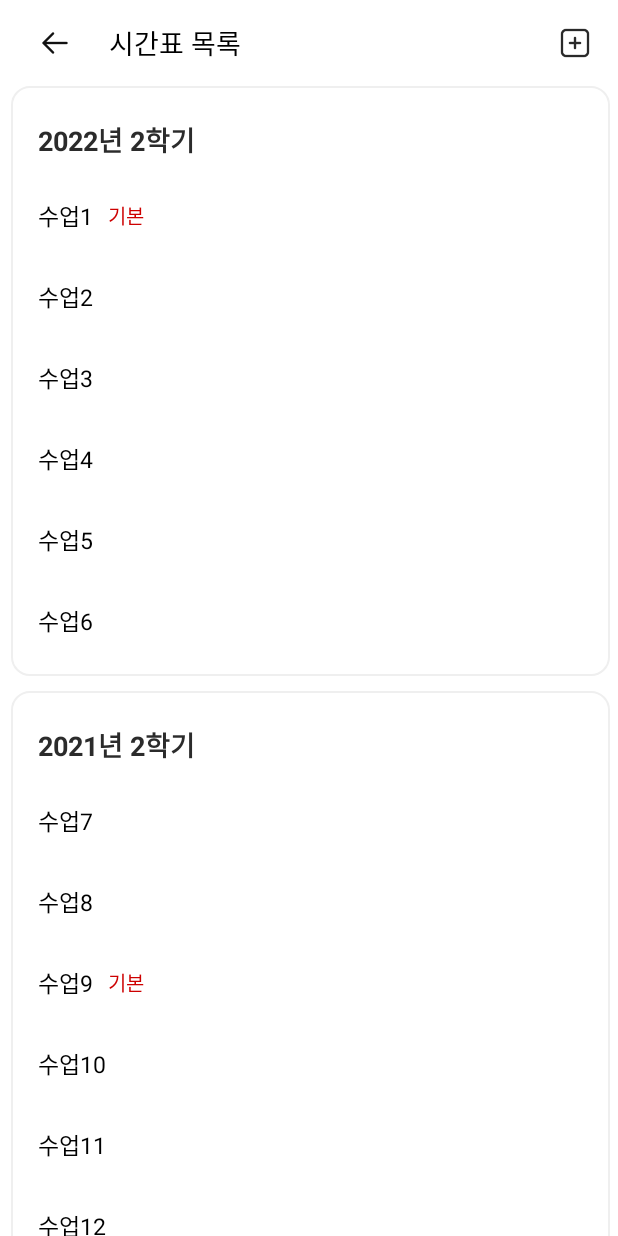
After one commit to wafflestudio19-5/team11-android, an Android app: the TableListActivity screen opened directly, with no data from a screen before it, on a phone screen of 412 x 824 dp. The commit adds this screen. Run offline under Robolectric (Android 15) with nearby library versions, the phone set to English and light mode, and no system bars; our stand-ins replace Dagger/Hilt's generated code, data binding.

Commit message:
시간표 목록 이중 RecyclerView 구현

```diff
--- a/ToyProject/app/build.gradle
+++ b/ToyProject/app/build.gradle
@@ -37,6 +37,7 @@ android {
     }
     buildFeatures {
         viewBinding = true
+        dataBinding = true
     }
 }
 
--- a/ToyProject/app/src/main/AndroidManifest.xml
+++ b/ToyProject/app/src/main/AndroidManifest.xml
@@ -43,6 +43,7 @@
         <activity android:name=".ui.board.MyArticleBoardActivity" />
         <activity android:name=".ui.main.homeFragment.BrowseActivity"/>
         <activity android:name=".ui.main.homeFragment.HomeSettingActivity"/>
+        <activity android:name=".ui.main.tableFragment.TableListActivity"/>
         <activity
             android:name=".ui.login.LoginActivity"
             android:exported="true">
--- a/ToyProject/app/src/main/java/com/example/toyproject/di/NetworkModule.kt
+++ b/ToyProject/app/src/main/java/com/example/toyproject/di/NetworkModule.kt
@@ -5,6 +5,7 @@ import android.content.SharedPreferences
 import com.example.toyproject.BuildConfig
 import com.example.toyproject.network.BoardService
 import com.example.toyproject.network.Service
+import com.example.toyproject.network.TableService
 import com.example.toyproject.network.UserService
 import com.squareup.moshi.Moshi
 import com.squareup.moshi.kotlin.reflect.KotlinJsonAdapterFactory
@@ -90,4 +91,10 @@ object NetworkModule {
     fun provideBoardService(retrofit: Retrofit): BoardService {
         return retrofit.create(BoardService::class.java)
     }
+
+    @Provides
+    @Singleton
+    fun provideTableService(retrofit: Retrofit): TableService {
+        return retrofit.create(TableService::class.java)
+    }
 }
--- /dev/null
+++ b/ToyProject/app/src/main/java/com/example/toyproject/network/TableService.kt
@@ -0,0 +1,10 @@
+package com.example.toyproject.network
+
+import com.example.toyproject.network.dto.table.ScheduleListGet
+import retrofit2.http.GET
+
+interface TableService {
+
+    @GET("/api/v1/schedule/")
+    suspend fun getScheduleList() : ScheduleListGet
+}
--- /dev/null
+++ b/ToyProject/app/src/main/java/com/example/toyproject/network/dto/table/Schedule.kt
@@ -0,0 +1,23 @@
+package com.example.toyproject.network.dto.table
+
+import android.os.Parcelable
+import kotlinx.android.parcel.Parcelize
+
+data class Schedule (
+    val id : Int,
+    val name : String,
+    val year : Int,
+    val season : Int,
+    val is_default : Boolean
+)
+data class Semester (
+    val year : Int,
+    val season : Int,
+    val schedules : List<Schedule>
+)
+
+// @GET schedule_list 할 때 응답
+data class ScheduleListGet (
+    val count : Int,
+    val result : List<Schedule>
+)
--- a/ToyProject/app/src/main/java/com/example/toyproject/ui/main/tableFragment/TableFragment.kt
+++ b/ToyProject/app/src/main/java/com/example/toyproject/ui/main/tableFragment/TableFragment.kt
@@ -1,9 +1,12 @@
 package com.example.toyproject.ui.main.tableFragment
 
+import android.content.Intent
 import android.os.Bundle
 import android.view.LayoutInflater
 import android.view.View
 import android.view.ViewGroup
+import androidx.activity.result.contract.ActivityResultContracts
+import androidx.appcompat.app.AppCompatActivity
 import androidx.fragment.app.Fragment
 import com.example.toyproject.databinding.FragmentTableBinding
 import dagger.hilt.android.AndroidEntryPoint
@@ -22,4 +25,28 @@ class TableFragment : Fragment() {
         return binding.root
     }
 
+    override fun onViewCreated(view: View, savedInstanceState: Bundle?) {
+        super.onViewCreated(view, savedInstanceState)
+
+        // "RESULT_OK" :
+        val resultListener =
+            registerForActivityResult(ActivityResultContracts.StartActivityForResult()) {
+                if(it.resultCode == AppCompatActivity.RESULT_OK) {
+
+                }
+            }
+
+        // 우상단 시간표 목룍 버튼
+        binding.tableButtonList.setOnClickListener {
+            val intent = Intent(activity, TableListActivity::class.java)
+            resultListener.launch(intent)
+        }
+        binding.tableButtonSetting.setOnClickListener {
+
+        }
+        binding.tableButtonAddClass.setOnClickListener {
+
+        }
+    }
+
 }
--- /dev/null
+++ b/ToyProject/app/src/main/java/com/example/toyproject/ui/main/tableFragment/TableListActivity.kt
@@ -0,0 +1,64 @@
+package com.example.toyproject.ui.main.tableFragment
+
+import android.os.Bundle
+import androidx.activity.viewModels
+import androidx.appcompat.app.AppCompatActivity
+import androidx.recyclerview.widget.LinearLayoutManager
+import com.example.toyproject.R
+import com.example.toyproject.databinding.ActivityTableListBinding
+import com.example.toyproject.network.dto.table.Semester
+import dagger.hilt.android.AndroidEntryPoint
+
+@AndroidEntryPoint
+class TableListActivity : AppCompatActivity() {
+
+    private lateinit var binding : ActivityTableListBinding
+    private val viewModel: TableListViewModel by viewModels()
+
+    private lateinit var tableListAdapter: TableListAdapter
+    private lateinit var tableListLayoutManager: LinearLayoutManager
+
+
+    override fun onCreate(savedInstanceState: Bundle?) {
+        super.onCreate(savedInstanceState)
+
+        // 전환 이펙트: 오른쪽에서 나오고, 배경은 까만색으로 fade out
+        overridePendingTransition(R.anim.slide_in_right, R.anim.slide_hold_fade_out)
+
+        binding = ActivityTableListBinding.inflate(layoutInflater)
+        setContentView(binding.root)
+
+
+        // 시간표 리스트 표시할 recyclerView
+        tableListAdapter = TableListAdapter(this)
+        tableListLayoutManager = LinearLayoutManager(this)
+        binding.tableListRecyclerView.apply {
+            adapter = tableListAdapter
+            layoutManager = tableListLayoutManager
+        }
+        // 시간표 리스트 서버에 요청
+        viewModel.loadScheduleList()
+        // 시간표 리스트 불러왔으면 적용
+        viewModel.semesterList.observe(this, {
+            tableListAdapter.setSemesters(it)
+        })
+
+
+        // 뒤로가기 버튼
+        binding.tableListBackButton.setOnClickListener {
+            finish()
+            // 전환 이펙트 : 오른쪽으로 퇴장, 새 창은 fade in
+            overridePendingTransition(R.anim.slide_hold_fade_in, R.anim.slide_out_left)
+        }
+    }
+
+    override fun onBackPressed() {
+        finish()
+        // 전환 이펙트 : 오른쪽으로 퇴장, 새 창은 fade in
+        overridePendingTransition(R.anim.slide_hold_fade_in, R.anim.slide_out_left)
+    }
+
+
+
+
+}
--- /dev/null
+++ b/ToyProject/app/src/main/java/com/example/toyproject/ui/main/tableFragment/TableListAdapter.kt
@@ -0,0 +1,64 @@
+package com.example.toyproject.ui.main.tableFragment
+
+import android.content.Context
+import android.view.LayoutInflater
+import android.view.View
+import android.view.ViewGroup
+import android.widget.TextView
+import androidx.recyclerview.widget.RecyclerView
+import com.example.toyproject.databinding.FragmentTableSemesterCellBinding
+import com.example.toyproject.network.dto.table.Semester
+import androidx.recyclerview.widget.DiffUtil
+import androidx.recyclerview.widget.LinearLayoutManager
+import com.example.toyproject.R
+import com.example.toyproject.network.dto.table.Schedule
+import java.lang.StringBuilder
+
+
+class TableListAdapter(private val context: Context) :
+    RecyclerView.Adapter<TableListAdapter.Holder>() {
+
+    private val match = arrayOf("1학기", "2학기", "여름학기", "겨울학기")
+
+    private var list: MutableList<Semester> = mutableListOf()
+
+    override fun onCreateViewHolder(parent: ViewGroup, viewType: Int): TableListAdapter.Holder {
+        val view = LayoutInflater.from(context).inflate(R.layout.fragment_table_semester_cell, parent, false)
+        return Holder(view)
+    }
+
+    override fun onBindViewHolder(holder: TableListAdapter.Holder, position: Int) {
+        holder.bind(list[position])
+    }
+
+    override fun getItemCount(): Int {
+        return list.size
+    }
+
+    fun setSemesters(list : MutableList<Semester>) {
+        this.list = list
+    }
+
+    inner class Holder(itemView: View?) : RecyclerView.ViewHolder(itemView!!) {
+        private val title = itemView?.findViewById<TextView>(R.id.table_list_semester_title)
+
+        fun bind(semester: Semester) {
+            val stringBuilder = StringBuilder()
+            stringBuilder.append(semester.year.toString())
+            stringBuilder.append("년 ")
+            stringBuilder.append(match[semester.season])
+            title?.text = stringBuilder.toString()
+
+            val recyclerView = itemView.findViewById<RecyclerView>(R.id.table_list_semester_recycler_view)
+            val layoutManager = LinearLayoutManager(context)
+
+            val mAdapter = TableListCellAdapter(context, semester.schedules.toMutableList())
+            recyclerView.adapter = mAdapter
+            recyclerView.layoutManager = layoutManager
+            // recyclerView.setHasFixedSize(true)
+        }
+    }
+
+
+
+}
--- /dev/null
+++ b/ToyProject/app/src/main/java/com/example/toyproject/ui/main/tableFragment/TableListCellAdapter.kt
@@ -0,0 +1,44 @@
+package com.example.toyproject.ui.main.tableFragment
+
+import android.content.Context
+import android.view.LayoutInflater
+import android.view.View
+import android.view.View.GONE
+import android.view.View.VISIBLE
+import android.view.ViewGroup
+import android.widget.TextView
+import androidx.recyclerview.widget.DiffUtil
+import androidx.recyclerview.widget.ListAdapter
+import androidx.recyclerview.widget.RecyclerView
+import com.example.toyproject.R
+import com.example.toyproject.databinding.ItemTableListBinding
+import com.example.toyproject.network.dto.table.Schedule
+
+class TableListCellAdapter(private val context: Context, private val List: MutableList<Schedule>) :
+    RecyclerView.Adapter<TableListCellAdapter.Holder>() {
+
+    override fun onCreateViewHolder(parent: ViewGroup, viewType: Int): Holder {
+        val view = LayoutInflater.from(context).inflate(R.layout.item_table_list, parent, false)
+        return Holder(view)
+    }
+
+    override fun onBindViewHolder(holder: Holder, position: Int) {
+        holder.bind(List[position])
+    }
+
+    override fun getItemCount(): Int {
+        return List.size
+    }
+
+    inner class Holder(itemView: View?) : RecyclerView.ViewHolder(itemView!!) {
+        private val title = itemView?.findViewById<TextView>(R.id.item_table_list_title)
+        private val base = itemView?.findViewById<TextView>(R.id.item_table_list_base)
+
+        fun bind(schedule: Schedule) {
+            title?.text = schedule.name
+            if(schedule.is_default)  base?.visibility = VISIBLE
+            else base?.visibility = GONE
+        }
+    }
+
+}
--- /dev/null
+++ b/ToyProject/app/src/main/java/com/example/toyproject/ui/main/tableFragment/TableListViewModel.kt
@@ -0,0 +1,85 @@
+package com.example.toyproject.ui.main.tableFragment
+
+import androidx.lifecycle.LiveData
+import androidx.lifecycle.MutableLiveData
+import androidx.lifecycle.ViewModel
+import androidx.lifecycle.viewModelScope
+import com.example.toyproject.network.TableService
+import com.example.toyproject.network.dto.table.Schedule
+import com.example.toyproject.network.dto.table.Semester
+import dagger.hilt.android.lifecycle.HiltViewModel
+import kotlinx.coroutines.launch
+import retrofit2.Retrofit
+import javax.inject.Inject
+
+@HiltViewModel
+class TableListViewModel @Inject constructor(
+    private val service : TableService,
+    private val retrofit: Retrofit
+) : ViewModel() {
+
+    private val _semesterList = MutableLiveData<MutableList<Semester>>()
+    val semesterList : LiveData<MutableList<Semester>> = _semesterList
+
+
+    fun loadScheduleList() {
+        // 로딩 하면 일단 리스트 비워주기
+        // val semesterListTemp = mutableListOf<Semester>()
+
+        val s1 = listOf(Schedule(10, "수업1", 2022, 1, true),
+            Schedule(11, "수업2", 2022, 1, false),
+            Schedule(12, "수업3", 2022, 1, false),
+            Schedule(7, "수업4", 2022, 1, false),
+            Schedule(1, "수업5", 2022, 1, false),
+            Schedule(10, "수업6", 2022, 1, false))
+        val s2 = listOf(Schedule(14, "수업7", 2021, 1, false),
+            Schedule(15, "수업8", 2021, 1, false),
+            Schedule(10, "수업9", 2022, 1, true),
+            Schedule(11, "수업10", 2022, 1, false),
+            Schedule(12, "수업11", 2022, 1, false),
+            Schedule(7, "수업12", 2022, 1, false))
+        val s3 = listOf(Schedule(17, "수업13", 2021, 2, true),
+            Schedule(18, "수업14", 2021, 2, false),
+            Schedule(19, "수업5", 2021, 2, false),
+            Schedule(10, "수업16", 2022, 1, false),
+            Schedule(11, "수업17", 2022, 1, false),
+            Schedule(12, "수업18", 2022, 1, false),
+            Schedule(7, "수업19", 2022, 1, false),
+            Schedule(1, "수업20", 2022, 1, false),
+            Schedule(10, "수업21", 2022, 1, false),
+        )
+
+        val ss = listOf(Semester(2022, 1, s1), Semester(2021, 1, s2), Semester(2021, 2, s3))
+        val semesterListTemp = ss.toMutableList()
+
+        viewModelScope.launch {
+            /*
+            val hashmap : HashMap<String, MutableList<Schedule>> = hashMapOf()
+
+            val list : List<Schedule> = service.getScheduleList().result
+            val iterator = list.iterator()
+            while(iterator.hasNext()) {
+
+                val schedule = iterator.next()
+                // 학기 종류 추출
+                val semesterString = schedule.year.toString()+schedule.season.toString()
+
+                if(hashmap.containsKey(semesterString)) {
+                    hashmap[semesterString]!!.add(schedule)
+                }
+                else {
+                    hashmap[semesterString] = mutableListOf(schedule)
+                }
+            }
+            for(key in hashmap.keys) {
+                val year = hashmap[key]!![0].year
+                val season = hashmap[key]!![0].season
+                val semester = Semester(year, season, hashmap[key]!!)
+                semesterListTemp.add(semester)
+            }
+
+             */
+            _semesterList.value = semesterListTemp
+        }
+    }
+}
--- /dev/null
+++ b/ToyProject/app/src/main/res/layout/activity_table_list.xml
@@ -0,0 +1,93 @@
+<?xml version="1.0" encoding="utf-8"?>
+<androidx.constraintlayout.widget.ConstraintLayout xmlns:android="http://schemas.android.com/apk/res/android"
+    xmlns:app="http://schemas.android.com/apk/res-auto"
+    xmlns:tools="http://schemas.android.com/tools"
+    android:layout_width="match_parent"
+    android:layout_height="match_parent">
+
+    <LinearLayout
+        android:id="@+id/table_list_top_layout"
+        android:layout_width="0dp"
+        android:layout_height="wrap_content"
+        android:gravity="center_vertical"
+        android:orientation="horizontal"
+        android:padding="8dp"
+        app:layout_constraintEnd_toEndOf="parent"
+        app:layout_constraintStart_toStartOf="parent"
+        app:layout_constraintTop_toTopOf="parent">
+
+        <LinearLayout
+            android:layout_width="wrap_content"
+            android:layout_height="wrap_content"
+            android:layout_marginStart="8dp"
+            android:layout_marginEnd="15dp"
+            android:orientation="horizontal"
+            android:padding="8dp">
+
+            <ImageButton
+                android:id="@+id/table_list_back_button"
+                android:layout_width="25dp"
+                android:layout_height="25dp"
+                android:layout_gravity="center"
+                android:background="?attr/selectableItemBackgroundBorderless"
+                android:clickable="true"
+                android:focusable="true"
+                android:scaleType="centerInside"
+                android:src="@drawable/icn_m_back_background" />
+
+        </LinearLayout>
+
+        <TextView
+            android:layout_width="wrap_content"
+            android:layout_height="wrap_content"
+            android:layout_weight="1"
+            android:text="시간표 목록"
+            android:textColor="#000000"
+            android:textSize="18sp" />
+
+        <LinearLayout
+            android:layout_width="wrap_content"
+            android:layout_height="wrap_content"
+            android:orientation="horizontal"
+            android:padding="8dp">
+
+            <ImageView
+                android:id="@+id/table_list_add_table"
+                android:layout_width="25dp"
+                android:layout_height="25dp"
+                android:background="?attr/selectableItemBackgroundBorderless"
+                app:srcCompat="@drawable/icn_m_add_black" />
+
+        </LinearLayout>
+
+    </LinearLayout>
+
+    <androidx.core.widget.NestedScrollView
+        android:id="@+id/table_list_scroll"
+        android:layout_width="match_parent"
+        android:layout_height="0dp"
+        android:paddingStart="7dp"
+        android:paddingEnd="5dp"
+        app:layout_constraintBottom_toBottomOf="parent"
+        app:layout_constraintEnd_toEndOf="parent"
+        app:layout_constraintStart_toStartOf="parent"
+        app:layout_constraintTop_toBottomOf="@id/table_list_top_layout"
+        android:overScrollMode="never">
+
+        <LinearLayout
+            android:layout_width="match_parent"
+            android:layout_height="wrap_content"
+            android:orientation="vertical">
+
+            <androidx.recyclerview.widget.RecyclerView
+                android:id="@+id/table_list_recycler_view"
+                android:layout_width="match_parent"
+                android:layout_height="match_parent"
+                tools:listitem="@layout/fragment_table_semester_cell"
+                android:overScrollMode="never"
+                android:nestedScrollingEnabled="false"/>
+        </LinearLayout>
+
+    </androidx.core.widget.NestedScrollView>
+
+</androidx.constraintlayout.widget.ConstraintLayout>
--- a/ToyProject/app/src/main/res/layout/fragment_table.xml
+++ b/ToyProject/app/src/main/res/layout/fragment_table.xml
@@ -34,7 +34,7 @@
             android:layout_marginStart="20dp"
             android:layout_marginTop="3dp"
             android:layout_marginBottom="11dp"
-            android:text="시간표 1"
+            android:text="시간표"
             android:textColor="#000000"
             android:textSize="22sp"
             android:textStyle="bold"
@@ -43,12 +43,16 @@
             app:layout_constraintTop_toBottomOf="@+id/fragment_table_semester" />
 
         <ImageButton
-            android:id="@+id/table_button_add"
+            android:id="@+id/table_button_add_class"
             style="?android:attr/borderlessButtonStyle"
-            android:layout_width="48dp"
-            android:layout_height="48dp"
-            android:layout_marginBottom="6dp"
+            android:layout_width="24dp"
+            android:layout_height="24dp"
+            android:layout_marginEnd="24dp"
+            android:layout_marginBottom="15dp"
+            android:background="@android:color/transparent"
             android:backgroundTint="@color/Background"
+            android:clickable="false"
+            android:focusable="false"
             android:scaleType="fitEnd"
             android:stateListAnimator="@null"
             app:layout_constraintBottom_toBottomOf="parent"
@@ -58,11 +62,15 @@
         <ImageButton
             android:id="@+id/table_button_setting"
             style="?android:attr/borderlessButtonStyle"
-            android:layout_width="48dp"
-            android:layout_height="48dp"
-            android:layout_marginBottom="6dp"
+            android:layout_width="24dp"
+            android:layout_height="24dp"
+            android:layout_marginEnd="24dp"
+            android:layout_marginBottom="15dp"
+            android:background="@android:color/transparent"
             android:backgroundTint="@color/Background"
-            android:scaleType="fitEnd"
+            android:clickable="false"
+            android:focusable="false"
+            android:scaleType="centerInside"
             android:stateListAnimator="@null"
             app:layout_constraintBottom_toBottomOf="parent"
             app:layout_constraintEnd_toStartOf="@+id/table_button_list"
@@ -71,12 +79,15 @@
         <ImageButton
             android:id="@+id/table_button_list"
             style="?android:attr/borderlessButtonStyle"
-            android:layout_width="48dp"
-            android:layout_height="48dp"
-            android:layout_marginEnd="10dp"
-            android:layout_marginBottom="6dp"
+            android:layout_width="24dp"
+            android:layout_height="24dp"
+            android:layout_marginEnd="24dp"
+            android:layout_marginBottom="15dp"
+            android:background="@android:color/transparent"
             android:backgroundTint="@color/Background"
-            android:scaleType="fitEnd"
+            android:clickable="false"
+            android:focusable="false"
+            android:scaleType="centerInside"
             android:stateListAnimator="@null"
             app:layout_constraintBottom_toBottomOf="parent"
             app:layout_constraintEnd_toEndOf="parent"
--- /dev/null
+++ b/ToyProject/app/src/main/res/layout/fragment_table_semester_cell.xml
@@ -0,0 +1,38 @@
+<?xml version="1.0" encoding="utf-8"?>
+
+<LinearLayout
+    xmlns:android="http://schemas.android.com/apk/res/android"
+    xmlns:tools="http://schemas.android.com/tools"
+
+    android:id="@+id/table_list_semester_cell"
+    android:layout_width="match_parent"
+    android:layout_height="wrap_content"
+    android:layout_marginBottom="10dp"
+    android:background="@drawable/borderline"
+    android:orientation="vertical"
+    android:paddingTop="10dp"
+    android:paddingBottom="10dp"
+    tools:parentTag="android.widget.LinearLayout">
+
+    <TextView
+        android:id="@+id/table_list_semester_title"
+        android:layout_width="wrap_content"
+        android:layout_height="wrap_content"
+        android:layout_marginStart="18dp"
+        android:layout_marginTop="12dp"
+        android:layout_marginEnd="15dp"
+        android:layout_marginBottom="10dp"
+        android:text="2022년 1학기"
+        android:textColor="#2B2B2B"
+        android:textSize="18sp"
+        android:textStyle="bold" />
+
+    <androidx.recyclerview.widget.RecyclerView
+        android:id="@+id/table_list_semester_recycler_view"
+        android:layout_width="match_parent"
+        android:layout_height="match_parent"
+        android:nestedScrollingEnabled="false"
+        android:overScrollMode="never"
+        tools:listitem="@layout/item_table_list"/>
+
+</LinearLayout>
--- /dev/null
+++ b/ToyProject/app/src/main/res/layout/item_table_list.xml
@@ -0,0 +1,37 @@
+<?xml version="1.0" encoding="utf-8"?>
+<layout xmlns:app="http://schemas.android.com/apk/res-auto"
+    xmlns:tools="http://schemas.android.com/tools"
+    xmlns:android="http://schemas.android.com/apk/res/android">
+
+
+    <LinearLayout
+        android:id="@+id/item_table_list"
+        android:layout_width="match_parent"
+        android:layout_height="wrap_content"
+        android:background="?android:attr/selectableItemBackground"
+        android:clickable="true"
+        android:focusable="true"
+        android:gravity="center_vertical"
+        android:paddingStart="18dp"
+        android:paddingTop="15dp"
+        android:paddingEnd="18dp"
+        android:paddingBottom="15dp">
+
+        <TextView
+            android:id="@+id/item_table_list_title"
+            android:layout_width="wrap_content"
+            android:layout_height="wrap_content"
+            android:layout_marginEnd="10dp"
+            android:text="시간표 이름"
+            android:textColor="#000000"
+            android:textSize="15sp" />
+
+        <TextView
+            android:id="@+id/item_table_list_base"
+            android:layout_width="wrap_content"
+            android:layout_height="wrap_content"
+            android:text="기본"
+            android:textColor="@color/Primary"
+            android:textSize="13sp" />
+    </LinearLayout>
+</layout>
```
